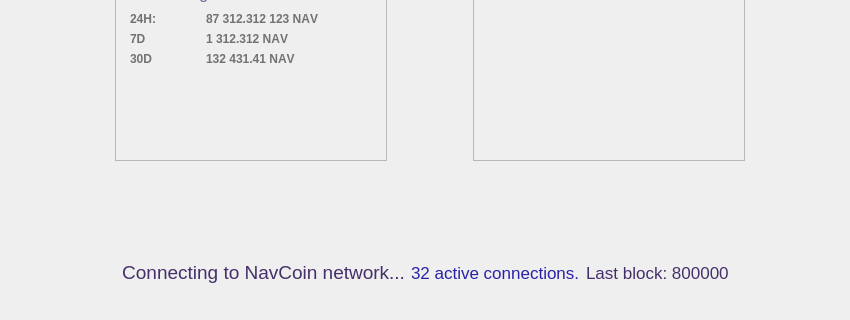
navcoin/navcoin-core, file src/qt/forms/overviewpage.ui: the form before one commit; both pictures show x 0 to 850 and y 191 to 511 of the 850 by 511 pixel window.
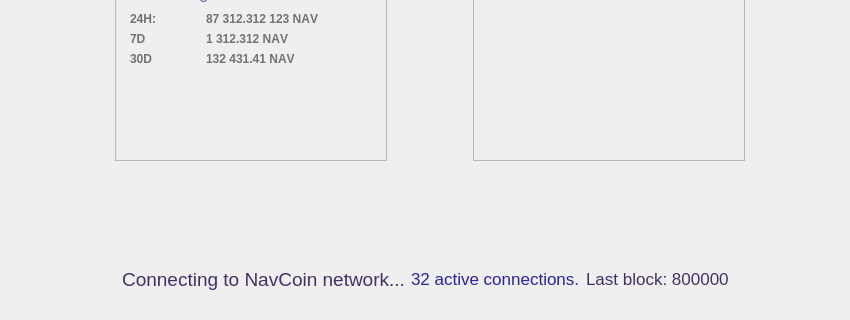
The form after the commit.

```diff
--- a/src/qt/forms/overviewpage.ui
+++ b/src/qt/forms/overviewpage.ui
@@ -894,6 +894,12 @@
            <verstretch>0</verstretch>
           </sizepolicy>
          </property>
+         <property name="minimumSize">
+          <size>
+           <width>0</width>
+           <height>60</height>
+          </size>
+         </property>
          <property name="font">
           <font>
            <pointsize>14</pointsize>
@@ -906,7 +912,7 @@
           <string>Connecting to NavCoin network...</string>
          </property>
          <property name="alignment">
-          <set>Qt::AlignRight|Qt::AlignTrailing|Qt::AlignVCenter</set>
+          <set>Qt::AlignCenter</set>
          </property>
         </widget>
        </item>
@@ -973,22 +979,6 @@
        </item>
       </layout>
      </item>
-     <item>
-      <spacer name="verticalSpacer_2">
-       <property name="orientation">
-        <enum>Qt::Vertical</enum>
-       </property>
-       <property name="sizeType">
-        <enum>QSizePolicy::Fixed</enum>
-       </property>
-       <property name="sizeHint" stdset="0">
-        <size>
-         <width>20</width>
-         <height>25</height>
-        </size>
-       </property>
-      </spacer>
-     </item>
     </layout>
    </item>
   </layout>
```
Left out of the diff: 2 changed lines with no effect on the pictures.
